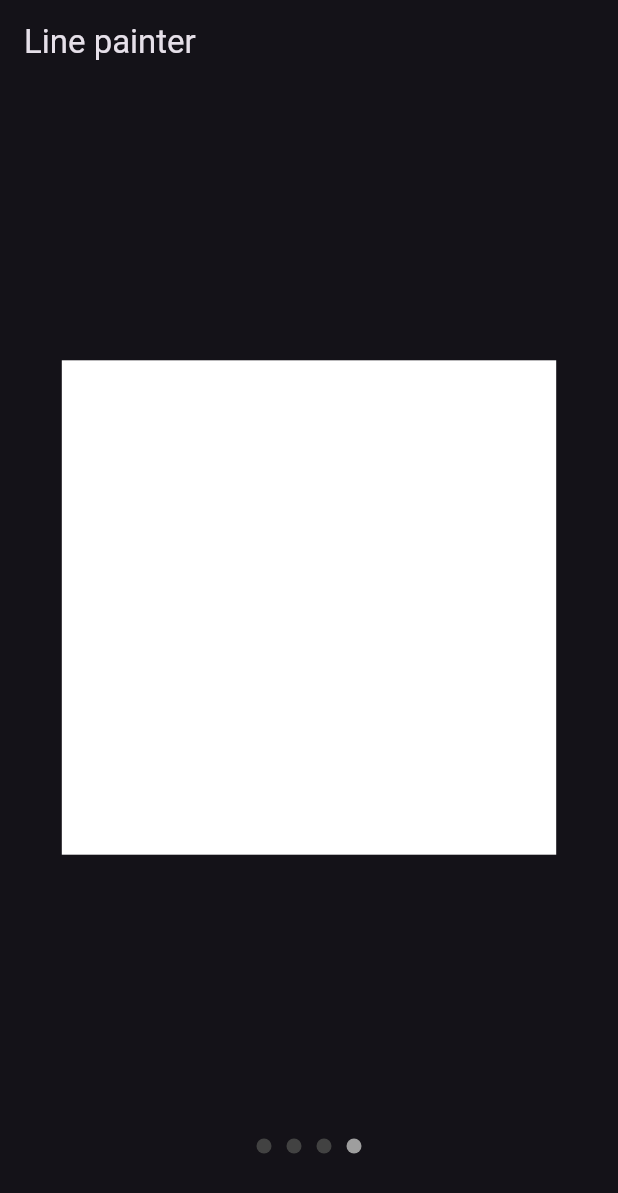
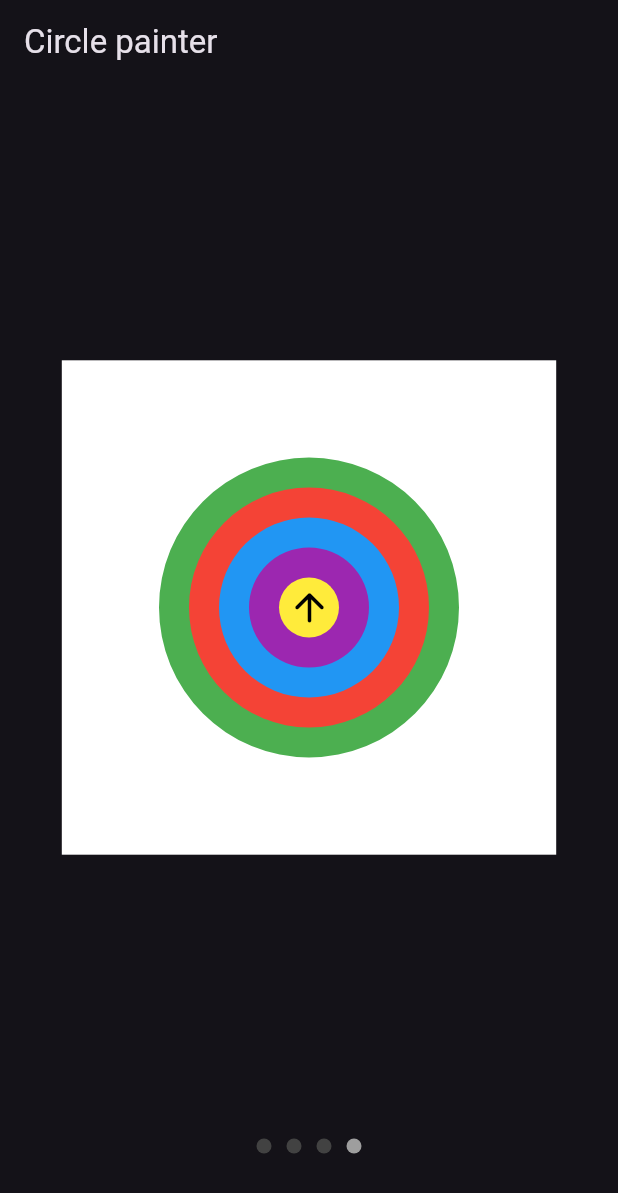
Before and after one commit to mustapha-amin/custom_paint_playground, a Flutter app: the screen it shows after launch, swiped to page 4, on a phone screen of 412 x 824 dp. Shown: the top 1193 px of the screen. Run offline on Flutter 3.47's test engine with Material 3 defaults, Android fonts, the phone set to English and light mode, and no system bars.

Commit message:
moved white bg to drawing board.dart

```diff
--- a/lib/home.dart
+++ b/lib/home.dart
@@ -36,6 +36,7 @@ class _HomeState extends State<Home> {
         title: switch (currentIndex) {
           1 => Text("Rectangle painter"),
           2 => Text("RRect painter"),
+          3 => Text("Circle painter"),
           _ => Text("Line painter"),
         },
       ),
--- a/lib/painters/circle_painter_screen.dart
+++ b/lib/painters/circle_painter_screen.dart
@@ -1,4 +1,7 @@
+import 'dart:math';
+
 import 'package:custom_paint_playground/painters/line_painter_screen.dart';
+import 'package:custom_paint_playground/widgets/drawingboard.dart';
 import 'package:flutter/material.dart';
 
 class CirclePainterScreen extends StatefulWidget {
@@ -11,22 +14,44 @@ class CirclePainterScreen extends StatefulWidget {
 class _CirclePainterScreenState extends State<CirclePainterScreen> {
   @override
   Widget build(BuildContext context) {
-    return Center(
-      child: Container(
-        width: context.screenWidth * .8,
-        height: context.screenWidth * .8,
-        color: Colors.white,
-        child: CustomPaint(
-          foregroundPainter: CirclePainter(),
+    return DrawingBoard(
+      child: Stack(
+          alignment: Alignment.center,
+          children: [
+            CustomPaint(
+              foregroundPainter: CirclePainter(),
+            ),
+            Transform.rotate(
+              angle: pi / 4,
+              child: const Icon(
+                Icons.arrow_back_rounded,
+                size: 30,
+                color: Colors.black,
+              ),
+            )
+          ],
         ),
-      ),
     );
   }
 }
 
 class CirclePainter extends CustomPainter {
   @override
-  void paint(Canvas canvas, Size size) {}
+  void paint(Canvas canvas, Size size) {
+    final paint1 = Paint()..color = Colors.green;
+    final paint2 = Paint()..color = Colors.red;
+    final paint3 = Paint()..color = Colors.blue;
+    final paint4 = Paint()..color = Colors.purple;
+    final paint5 = Paint()..color = Colors.yellow;
+
+    final offset = Offset(size.width * .5, size.height * .5);
+
+    canvas.drawCircle(offset, 100, paint1);
+    canvas.drawCircle(offset, 80, paint2);
+    canvas.drawCircle(offset, 60, paint3);
+    canvas.drawCircle(offset, 40, paint4);
+    canvas.drawCircle(offset, 20, paint5);
+  }
 
   @override
   bool shouldRepaint(covariant CustomPainter oldDelegate) => true;
--- /dev/null
+++ b/lib/widgets/drawingboard.dart
@@ -0,0 +1,24 @@
+import 'dart:math';
+
+import 'package:custom_paint_playground/painters/line_painter_screen.dart';
+import 'package:flutter/material.dart';
+
+class DrawingBoard extends StatelessWidget {
+  Widget? child;
+  DrawingBoard({this.child, super.key});
+
+  @override
+  Widget build(BuildContext context) {
+    return Center(
+      child: Container(
+        width: context.screenWidth * .8,
+        height: context.screenWidth * .8,
+        color: Colors.white,
+        child: Transform.rotate(
+          angle: pi / 4,
+          child: child,
+        ),
+      ),
+    );
+  }
+}
```
Also changed, not shown: lib/painters/line_painter_screen.dart (+4 -8 lines), lib/painters/rect_painter.dart (+6 -12 lines), lib/painters/rounded_rect.dart (+4 -8 lines).
